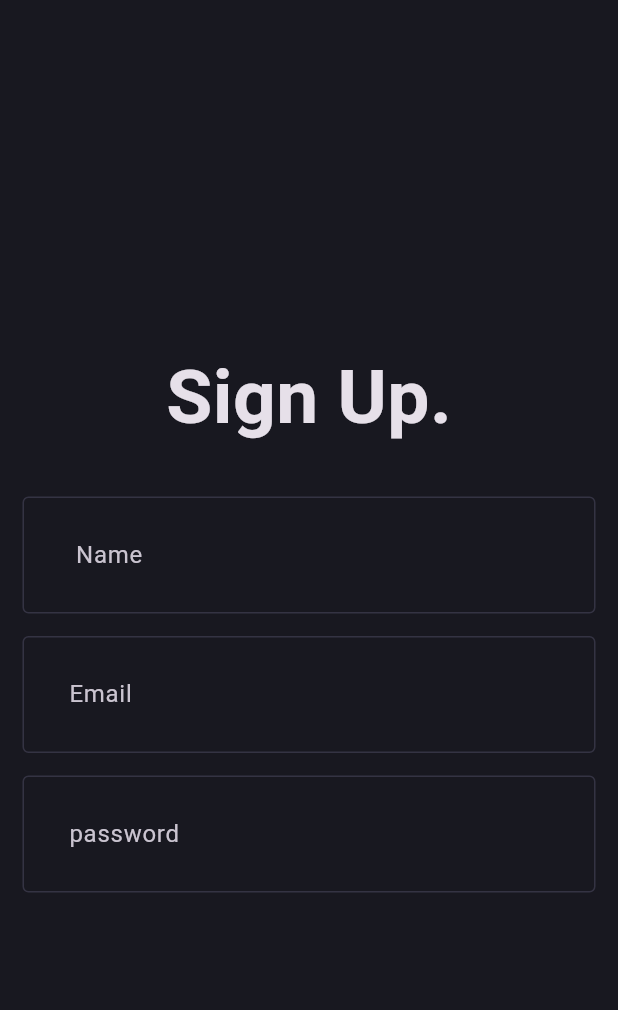
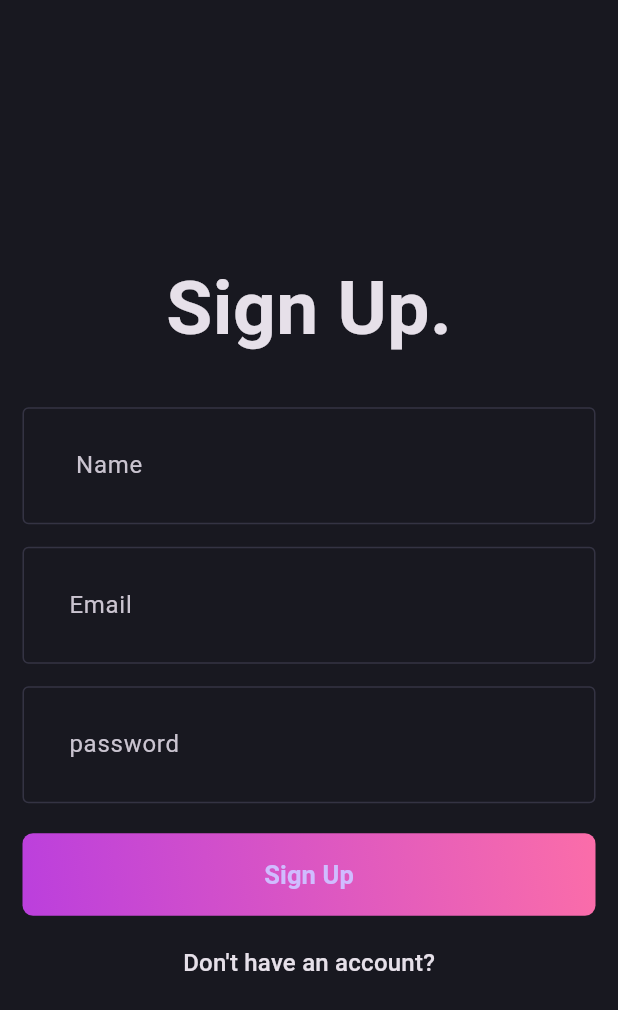
Before and after one commit to Leul4ever/blog-app, a Flutter app: the screen it shows after launch, on a phone screen of 412 x 824 dp. Shown: the top 1010 px of the screen. Run offline on Flutter 3.47's test engine with Material 3 defaults, Android fonts, the phone set to English and light mode, and no system bars.

Commit message:
authgradent button

```diff
--- a/lib/features/auth/presentation/pages/signup_page.dart
+++ b/lib/features/auth/presentation/pages/signup_page.dart
@@ -1,12 +1,13 @@
 import 'package:flutter/material.dart';
 import 'package:flutter_bloc_app/features/auth/presentation/widgets/auth_field.dart';
+import 'package:flutter_bloc_app/features/auth/presentation/widgets/auth_gradient_button.dart';
 
 class SignupPage extends StatelessWidget {
   const SignupPage({super.key});
 
   @override
   Widget build(BuildContext context) {
-    return const Scaffold(
+    return Scaffold(
       body: Padding(
         padding: EdgeInsets.all(15),
         child: Column(
@@ -28,6 +29,17 @@ class SignupPage extends StatelessWidget {
               height: 15,
             ),
             AuthField(hintText: 'password'),
+            SizedBox(
+              height: 20,
+            ),
+            AuthGradientButton(),
+            const SizedBox(height: 20),
+            RichText(
+              text: TextSpan(
+                text: "Don't have an account?",
+                style: Theme.of(context).textTheme.titleMedium,
+              ),
+            ),
           ],
         ),
       ),
--- /dev/null
+++ b/lib/features/auth/presentation/widgets/auth_gradient_button.dart
@@ -0,0 +1,35 @@
+import 'package:flutter/material.dart';
+import 'package:flutter_bloc_app/core/theme/app_pallete.dart';
+
+class AuthGradientButton extends StatelessWidget {
+  const AuthGradientButton({super.key});
+
+  @override
+  Widget build(BuildContext context) {
+    return Container(
+      decoration: BoxDecoration(
+        gradient: const LinearGradient(
+          colors: [
+            AppPallete.gradient1,
+            AppPallete.gradient2,
+          ],
+          begin: Alignment.bottomLeft,
+          end: Alignment.topRight,
+        ),
+        borderRadius: BorderRadius.circular(7),
+      ),
+      child: ElevatedButton(
+        onPressed: () {},
+        style: ElevatedButton.styleFrom(
+          fixedSize: const Size(395, 55),
+          backgroundColor: AppPallete.transparentColor,
+          shadowColor: AppPallete.transparentColor,
+        ),
+        child: const Text(
+          'Sign Up',
+          style: TextStyle(fontSize: 17, fontWeight: FontWeight.w600),
+        ),
+      ),
+    );
+  }
+}
```
